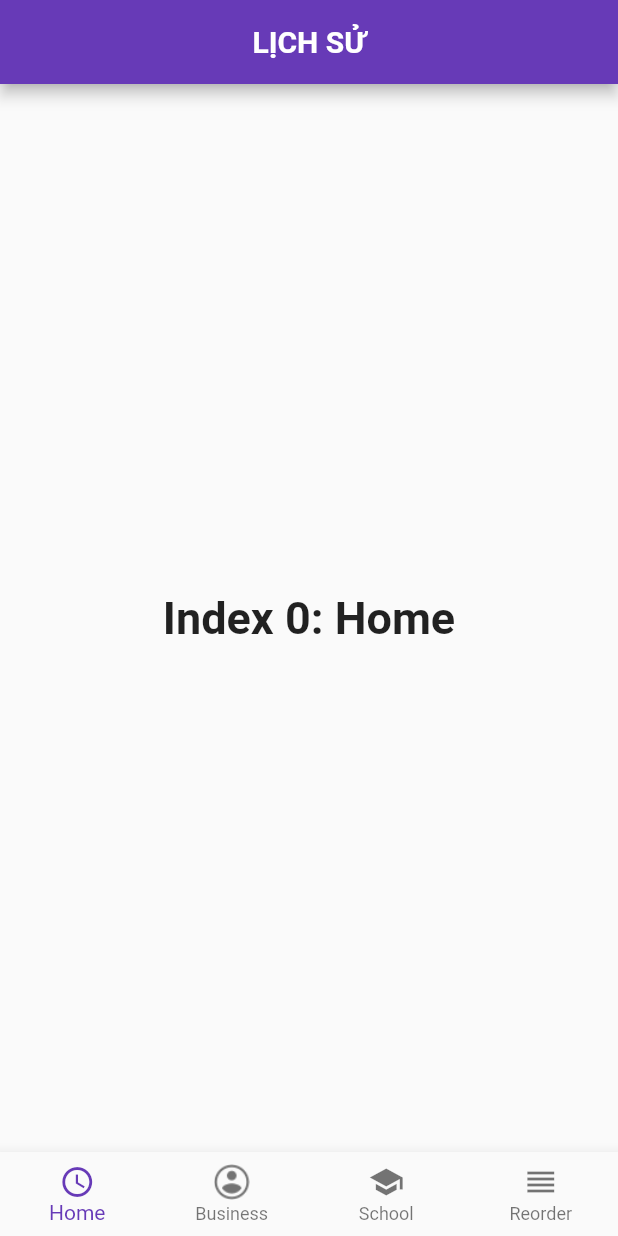
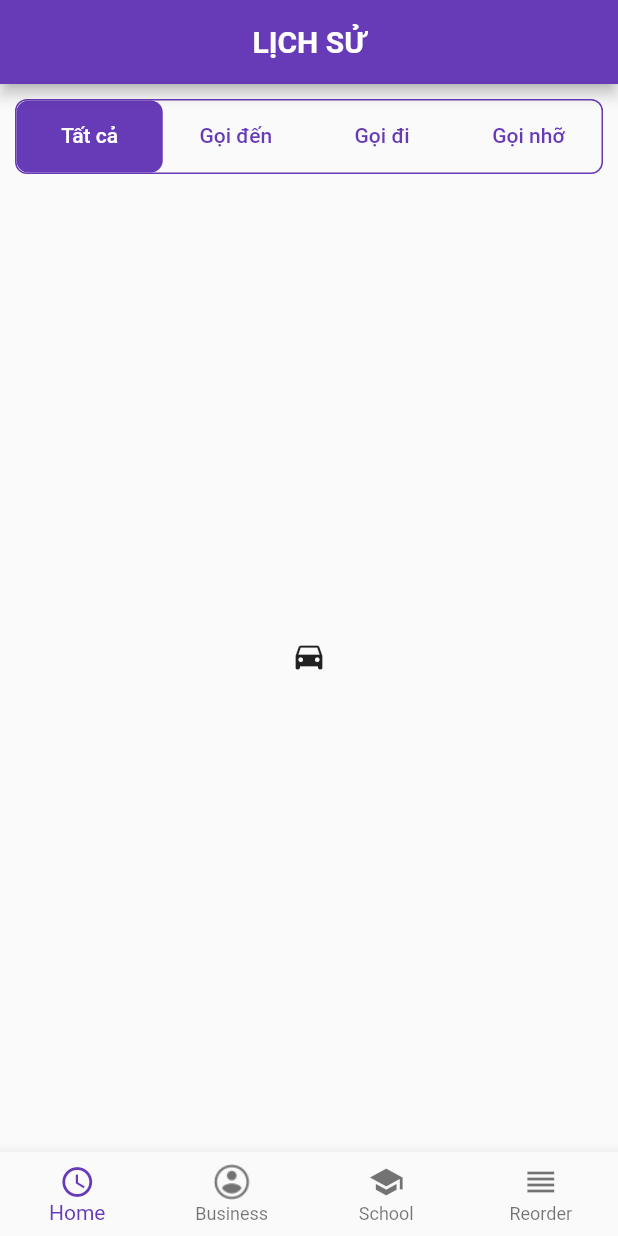
Before and after one commit to quynguyen2303/gcall, a Flutter app: the screen it shows after launch, on a phone screen of 412 x 824 dp. Run offline on Flutter 3.47's test engine with Material 2 defaults, Android fonts, the phone set to English and light mode, and no system bars; our stand-ins replace dio, shared_preferences.

Commit message:
update tab view for call history

```diff
--- a/lib/main.dart
+++ b/lib/main.dart
@@ -3,8 +3,9 @@ import 'package:provider/provider.dart';
 
 import 'providers/auth_provider.dart';
 
-import 'package:gcall/screens/LoginScreen.dart';
+import 'screens/LoginScreen.dart';
 import 'screens/HomeScreen.dart';
+import 'screens/CallHistoryScreen.dart';
 import 'screens/SplashScreen.dart';
 
 import './config/Pallete.dart' as Pallete;
@@ -38,6 +39,7 @@ class GCall extends StatelessWidget {
         routes: {
           LoginScreen.routeName: (context) => LoginScreen(),
           HomeScreen.routeName: (context) => HomeScreen(),
+          CallHistoryScreen.routeName: (context) => CallHistoryScreen()
 
         },
       ),)
--- /dev/null
+++ b/lib/screens/CallHistoryScreen.dart
@@ -0,0 +1,69 @@
+import 'package:flutter/material.dart';
+
+import '../config/Pallete.dart' as Pallete;
+
+class CallHistoryScreen extends StatefulWidget {
+  static const routeName = './callhistory';
+  @override
+  _CallHistoryScreenState createState() => _CallHistoryScreenState();
+}
+
+class _CallHistoryScreenState extends State<CallHistoryScreen> {
+  @override
+  Widget build(BuildContext context) {
+    return Scaffold(
+      appBar: AppBar(
+        centerTitle: true,
+        title: Text(
+          'LỊCH SỬ',
+          style: TextStyle(fontWeight: FontWeight.w700),
+        ),
+      ),
+      body: DefaultTabController(
+        length: 4,
+        child: Container(
+          padding: EdgeInsets.symmetric(vertical: 10, horizontal: 10),
+          child: Column(
+            children: <Widget>[
+              Container(
+                // padding: EdgeInsets.symmetric(vertical: 20),
+                decoration: BoxDecoration(
+                  border: Border.all(color: Pallete.primaryColor),
+                  borderRadius: BorderRadius.circular(8),
+                ),
+                child: TabBar(
+                  // indicatorColor: Colors.white,
+                  // indicatorWeight: 0.1,
+                  indicator: BoxDecoration(
+                      color: Pallete.primaryColor,
+                      // border: Border.all(),
+                      borderRadius: BorderRadius.circular(8)),
+                  labelColor: Colors.white,
+                  unselectedLabelColor: Pallete.primaryColor,
+
+                  // labelPadding: EdgeInsets.symmetric(horizontal: 20),
+                  tabs: <Widget>[
+                    Tab(child: Text('Tất cả')),
+                    Tab(child: Text('Gọi đến')),
+                    Tab(child: Text('Gọi đi')),
+                    Tab(child: Text('Gọi nhỡ')),
+                  ],
+                ),
+              ),
+              Expanded(
+                child: TabBarView(
+                  children: <Widget>[
+                    Icon(Icons.directions_car),
+                    Icon(Icons.directions_transit),
+                    Icon(Icons.directions_bike),
+                    Icon(Icons.directions_bike),
+                  ],
+                ),
+              ),
+            ],
+          ),
+        ),
+      ),
+    );
+  }
+}
--- a/lib/screens/HomeScreen.dart
+++ b/lib/screens/HomeScreen.dart
@@ -1,9 +1,11 @@
 import 'package:flutter/material.dart';
+
+import 'CallHistoryScreen.dart';
 
 import '../config/Pallete.dart' as Pallete;
 
 class HomeScreen extends StatefulWidget {
-  static const routeName = './HistoryScreen';
+  static const routeName = './home';
 
   @override
   _HomeScreenState createState() => _HomeScreenState();
@@ -15,11 +17,8 @@ class _HomeScreenState extends State<HomeScreen> {
   static const TextStyle optionStyle =
       TextStyle(fontSize: 30, fontWeight: FontWeight.bold);
 
-  static const List<Widget> _widgetOptions = <Widget>[
-    Text(
-      'Index 0: Home',
-      style: optionStyle,
-    ),
+  static List<Widget> _widgetOptions = <Widget>[
+    CallHistoryScreen(),
     Text(
       'Index 1: Business',
       style: optionStyle,
@@ -43,13 +42,7 @@ class _HomeScreenState extends State<HomeScreen> {
   @override
   Widget build(BuildContext context) {
     return Scaffold(
-      appBar: AppBar(
-        centerTitle: true,
-        title: Text(
-          'LỊCH SỬ',
-          style: TextStyle(fontWeight: FontWeight.w700),
-        ),
-      ),
+
       body: Center(
         child: _widgetOptions.elementAt(_selectedIndex),
       ),
--- a/lib/screens/LoginScreen.dart
+++ b/lib/screens/LoginScreen.dart
@@ -8,7 +8,7 @@ import '../providers/auth_provider.dart';
 import 'HomeScreen.dart';
 
 class LoginScreen extends StatelessWidget {
-  static const routeName = './LoginScreen';
+  static const routeName = './login';
 
   @override
   Widget build(BuildContext context) {
```
